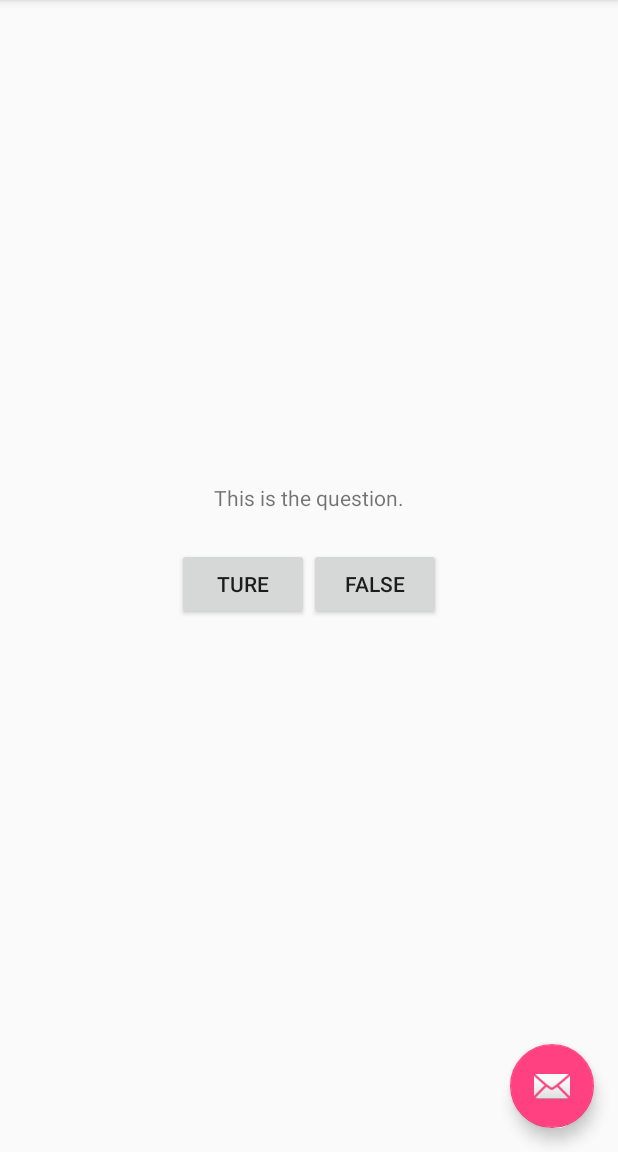
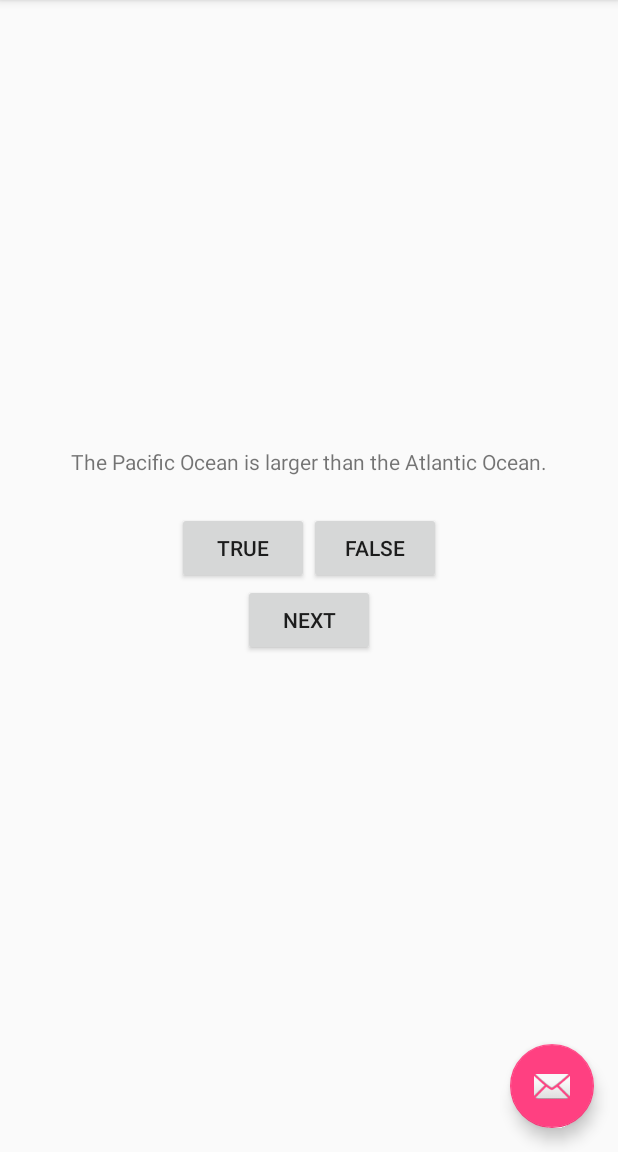
Before and after one commit to venj/AndroidBNRG, an Android app: the screen it shows after launch (QuizActivity), after a tap on "FALSE", on a phone screen of 412 x 824 dp, the part 84-1236 px from its top. Run offline under Robolectric (Android 15) with nearby library versions, the phone set to English and light mode, and no system bars.

Commit message:
Example 1.

```diff
--- a/GeoQuiz/app/src/main/java/me/venj/geoquiz/QuizActivity.java
+++ b/GeoQuiz/app/src/main/java/me/venj/geoquiz/QuizActivity.java
@@ -9,12 +9,41 @@ import android.view.View;
 import android.view.Menu;
 import android.view.MenuItem;
 import android.widget.Button;
+import android.widget.TextView;
 import android.widget.Toast;
 
 public class QuizActivity extends AppCompatActivity {
 
     private Button mTrueButton;
     private Button mFalseButton;
+    private Button mNextButton;
+    private TextView mQuestionTextView;
+
+    private TrueFalse[] mQuestionBank = new TrueFalse[] {
+            new TrueFalse(R.string.question_oceans, true),
+            new TrueFalse(R.string.question_mideast, false),
+            new TrueFalse(R.string.question_africa, false),
+            new TrueFalse(R.string.question_americas, true),
+            new TrueFalse(R.string.question_asia, true),
+    };
+
+    private int mCurrentIndex = 0;
+
+    private void updateQuestion() {
+        int question = mQuestionBank[mCurrentIndex].getQuestion();
+        mQuestionTextView.setText(question);
+    }
+
+    private void checkAnswer(boolean userPressedTrue) {
+        boolean answerIsTrue = mQuestionBank[mCurrentIndex].isTrueQuestion();
+        int messageResId = 0;
+        if (userPressedTrue == answerIsTrue) {
+            messageResId = R.string.true_toast;
+        } else {
+            messageResId = R.string.false_toast;
+        }
+        Toast.makeText(this, messageResId, Toast.LENGTH_SHORT).show();
+    }
 
     @Override
     protected void onCreate(Bundle savedInstanceState) {
@@ -33,14 +62,21 @@ public class QuizActivity extends AppCompatActivity {
 
         mTrueButton = (Button)findViewById(R.id.true_button);
         mTrueButton.setOnClickListener((view) -> {
-            Toast.makeText(QuizActivity.this, R.string.true_toast, Toast.LENGTH_SHORT).show();
+            checkAnswer(true);
         });
         mFalseButton = (Button)findViewById(R.id.false_button);
         mFalseButton.setOnClickListener((view) -> {
-            Toast.makeText(QuizActivity.this, R.string.false_toast, Toast.LENGTH_SHORT).show();
+            checkAnswer(false);
         });
+        mQuestionTextView = (TextView)findViewById(R.id.question_text_view);
 
+        updateQuestion();
 
+        mNextButton = (Button)findViewById(R.id.next_button);
+        mNextButton.setOnClickListener((view) -> {
+            mCurrentIndex = (mCurrentIndex + 1) % mQuestionBank.length;
+            updateQuestion();
+        });
     }
 
     @Override
--- /dev/null
+++ b/GeoQuiz/app/src/main/java/me/venj/geoquiz/TrueFalse.java
@@ -0,0 +1,30 @@
+package me.venj.geoquiz;
+
+/**
+ * Created by venj on 2016/1/26.
+ */
+public class TrueFalse {
+    private int question;
+    private boolean trueQuestion;
+
+    public int getQuestion() {
+        return question;
+    }
+
+    public void setQuestion(int question) {
+        this.question = question;
+    }
+
+    public boolean isTrueQuestion() {
+        return trueQuestion;
+    }
+
+    public void setTrueQuestion(boolean trueQuestion) {
+        this.trueQuestion = trueQuestion;
+    }
+
+    public TrueFalse(int question, boolean trueQuestion) {
+        this.question = question;
+        this.trueQuestion = trueQuestion;
+    }
+}
--- a/GeoQuiz/app/src/main/res/layout/content_quiz.xml
+++ b/GeoQuiz/app/src/main/res/layout/content_quiz.xml
@@ -6,10 +6,10 @@
     android:orientation="vertical" >
 
     <TextView
+        android:id="@+id/question_text_view"
         android:layout_width="wrap_content"
         android:layout_height="wrap_content"
-        android:padding="24dp"
-        android:text="@string/question_text" />
+        android:padding="24dp" />
 
     <LinearLayout
         android:layout_width="wrap_content"
@@ -30,4 +30,10 @@
 
     </LinearLayout>
 
+    <Button
+        android:id="@+id/next_button"
+        android:layout_width="wrap_content"
+        android:layout_height="wrap_content"
+        android:text="@string/next_button" />
+
 </LinearLayout>
--- a/GeoQuiz/app/src/main/res/values/strings.xml
+++ b/GeoQuiz/app/src/main/res/values/strings.xml
@@ -1,10 +1,15 @@
 <resources>
     <string name="app_name">GeoQuiz</string>
     <string name="action_settings">Settings</string>
-    <string name="question_text">This is the question.</string>
-    <string name="true_button">Ture</string>
+    <string name="true_button">True</string>
     <string name="false_button">False</string>
     <string name="true_toast">Correct!</string>
     <string name="false_toast">Incorrect!</string>
     <string name="toast_string">Toast test.</string>
+    <string name="next_button">Next</string>
+    <string name="question_oceans">The Pacific Ocean is larger than the Atlantic Ocean.</string>
+    <string name="question_mideast">The Suez Canal connects the Red Sea and the Indian Ocean.</string>
+    <string name="question_africa">The source of the Nile River is in Egypt.</string>
+    <string name="question_americas">The Amazon River is the longest river in the Americas.</string>
+    <string name="question_asia">Lake Baikal is the world\'s oldest and deepest freshwater lake.</string>
 </resources>
```
